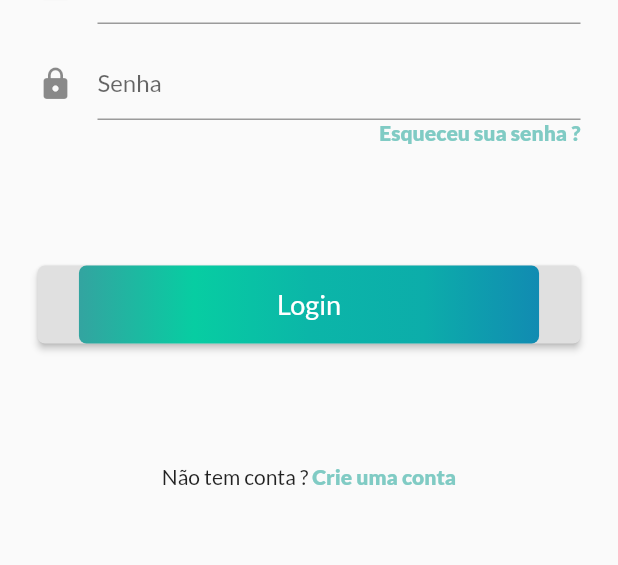
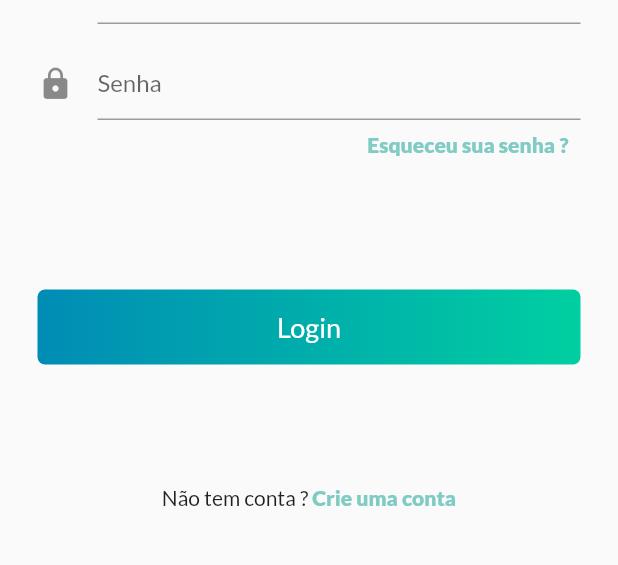
Before and after one commit to secompufscar/app-android, a Flutter app: the screen it shows after launch, on a phone screen of 412 x 824 dp, the part 498-1063 px from its top. Run offline on Flutter 3.47's test engine with Material 2 defaults, Android fonts, the phone set to English and light mode, and no system bars; our stand-ins replace gradient_app_bar, simple_animations; missing offline and left inert: android_intent.

Commit message:
ajustando alguns detalhes

```diff
--- /dev/null
+++ b/lib/components/gradient_button.dart
@@ -0,0 +1,48 @@
+import 'package:flutter/material.dart';
+
+class GradientButton extends StatelessWidget {
+  final Widget child;
+  final Gradient gradient;
+  final double width;
+  final double height;
+  final double radius;
+  final Function onPressed;
+
+  const GradientButton({
+    Key key,
+    @required this.child,
+    this.gradient,
+    this.width = double.infinity,
+    this.height = 50.0,
+    this.radius = 5,
+    this.onPressed,
+  }) : super(key: key);
+
+  @override
+  Widget build(BuildContext context) {
+    return Container(
+      width: width,
+      height: 50.0,
+      decoration: BoxDecoration(
+        gradient: gradient,
+        // boxShadow: [
+        //   BoxShadow(
+        //     color: Colors.grey[500],
+        //     offset: Offset(0.0, 1.5),
+        //     blurRadius: 1.5,
+        //   ),
+        // ],
+        borderRadius: BorderRadius.circular(radius),
+      ),
+      child: Material(
+        color: Colors.transparent,
+        child: InkWell(
+          onTap: onPressed,
+          child: Center(
+            child: child,
+          ),
+        ),
+      ),
+    );
+  }
+}
--- a/lib/routes/login.dart
+++ b/lib/routes/login.dart
@@ -1,6 +1,8 @@
 import 'package:flutter/material.dart';
+import 'package:app_secomp/components/gradient_button.dart';
 import 'package:app_secomp/base.dart';
-
+import 'package:app_secomp/colors.dart';
+import 'package:app_secomp/components/logo.dart';
 
 class CamposLogin extends StatefulWidget {
   @override
@@ -8,7 +10,6 @@ class CamposLogin extends StatefulWidget {
 }
 
 class _CamposLoginState extends State<CamposLogin> {
-
   final GlobalKey<FormState> _formKey = new GlobalKey<FormState>();
 
   BoxDecoration myBoxDecoration() {
@@ -28,6 +29,28 @@ class _CamposLoginState extends State<CamposLogin> {
 
   @override
   Widget build(BuildContext context) {
+    Widget loginButton = GradientButton(
+      onPressed: () {
+        Navigator.pushReplacement(
+          context,
+          MaterialPageRoute(builder: (context) => Base()),
+        );
+      },
+      gradient: LinearGradient(
+        colors: <Color>[
+          SecompColors.gradientStart,
+          SecompColors.gradientEnd,
+        ],
+      ),
+      child: Text(
+        'Login',
+        style: TextStyle(
+          fontSize: 18,
+          fontWeight: FontWeight.w500,
+          color: Colors.white,
+        ),
+      ),
+    );
 
     return new Scaffold(
       body: new SafeArea(
@@ -39,19 +62,19 @@ class _CamposLoginState extends State<CamposLogin> {
           child: new ListView(
             padding: const EdgeInsets.symmetric(horizontal: 25),
             children: <Widget>[
-                    LogoImageAsset(),
+              LogoSeKombi(w: 300, h: 300),
               new TextFormField(
                   cursorColor: Colors.teal,
                   obscureText: false,
                   decoration: InputDecoration(
-                                focusedBorder: UnderlineInputBorder(borderSide: BorderSide(color: Colors.teal[300])),
+                    focusedBorder: UnderlineInputBorder(
+                        borderSide: BorderSide(color: Colors.teal[300])),
                     icon: Icon(Icons.person),
-                                contentPadding: new EdgeInsets.fromLTRB(
-                                    0.0, 0.0, 100.0, 0.0),
+                    contentPadding:
+                        new EdgeInsets.fromLTRB(0.0, 0.0, 100.0, 0.0),
                     //border: OutlineInputBorder(),
                     labelText: 'Usuário',
-                              )
-                                ),
+                  )),
               new Padding(
                 padding: EdgeInsets.all(8),
               ),
@@ -60,68 +83,49 @@ class _CamposLoginState extends State<CamposLogin> {
                   obscureText: true,
                   decoration: InputDecoration(
                       icon: Icon(Icons.lock),
-                              contentPadding: new EdgeInsets.fromLTRB(
-                                    0.0, 0.0, 100.0, 0.0),
+                      contentPadding:
+                          new EdgeInsets.fromLTRB(0.0, 0.0, 100.0, 0.0),
                       labelText: 'Senha')),
-                          new InkWell(
-                            child: Align(
+              Align(
                 alignment: Alignment.bottomRight,
-                              child: new Text('Esqueceu sua senha ?', style: TextStyle(color: Colors.teal[200], fontWeight: FontWeight.w800,),),
+                child: InkWell(
+                  borderRadius: BorderRadius.circular(8),
+                  onTap: () {
+                    //TODO: colocar webview
+                  },
+                  child: Padding(
+                    padding: const EdgeInsets.all(8.0),
+                    child: new Text(
+                      'Esqueceu sua senha ?',
+                      style: TextStyle(
+                        color: Colors.teal[200],
+                        fontWeight: FontWeight.w800,
                       ),
-                                      onTap: (){
-                                        Navigator.push(
-                                          context,
-                                          MaterialPageRoute(
-                                              //next_page
                     ),
-                                        );
-                                       },
+                  ),
+                ),
               ),
               new Padding(
                 padding: new EdgeInsets.only(top: 80, bottom: 80),
-              child: new RaisedButton(
-                onPressed: () {
-                  Navigator.push(
-                  context,
-                  MaterialPageRoute(builder: (context) => Base()),
-  );
-                },
-                shape: RoundedRectangleBorder(
-                    borderRadius: BorderRadius.circular(5.0)),
-                textColor: Colors.white,
-                padding: const EdgeInsets.all(0.0),
-                child: new Container(
-                  decoration: myBoxDecoration(),
-                  padding: const EdgeInsets.only(
-                      left: 132.0, right: 132.0, top: 15, bottom: 15),
-                  child: const Text('Login', style: TextStyle(fontSize: 18, fontWeight: FontWeight.w500)),
-                ),
-              ),
+                child: loginButton,
               ),
               new Row(
                 mainAxisAlignment: MainAxisAlignment.center,
-              children: <Widget> [
+                children: <Widget>[
                   Text('Não tem conta ?'),
                   new InkWell(
-                        child: new Text(' Crie uma conta', style: TextStyle(color: Colors.teal[200], fontWeight: FontWeight.w800),),
+                    child: new Text(
+                      ' Crie uma conta',
+                      style: TextStyle(
+                          color: Colors.teal[200], fontWeight: FontWeight.w800),
                     ),
-                     ]
+                  ),
+                ],
               ),
             ],
           ),
         ),
-      )
+      ),
     );
   }
 }
-
-class LogoImageAsset extends StatelessWidget{
-
-  @override
-  Widget build(BuildContext context){
-    AssetImage assetImage = AssetImage('assets/logos/colorida-completa.png');
-    Image image = Image(image: assetImage, width: 300, height: 300, alignment: Alignment.center,);
-    return Container(child: image,);
-  }
-
-}
--- /dev/null
+++ b/lib/routes/participante/edicoes_tab_view.dart
@@ -0,0 +1,10 @@
+import 'package:flutter/material.dart';
+
+class EdicoesTabView extends StatelessWidget {
+  @override
+  Widget build(BuildContext context) {
+    return Container(
+
+    );
+  }
+}
--- a/lib/routes/participante/participante.dart
+++ b/lib/routes/participante/participante.dart
@@ -1,3 +1,4 @@
+import 'package:app_secomp/routes/participante/edicoes_tab_view.dart';
 import 'package:flutter/material.dart';
 import 'package:app_secomp/routes/participante/usuario_tab_view.dart';
 
@@ -47,7 +48,7 @@ class PaginaParticipante extends StatelessWidget {
         body: TabBarView(
           children: <Widget>[
             UsuarioTabView(),
-            Center(child: Text("Edições")),
+            EdicoesTabView(),
           ],
         ),
       ),
```
Also changed, not shown: pubspec.lock. Lines whose indentation alone changed are shown as unchanged.
